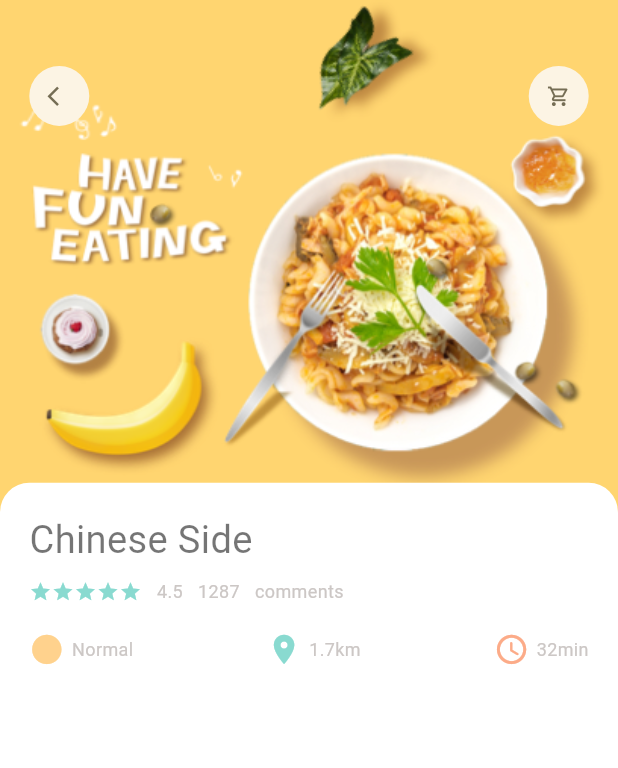
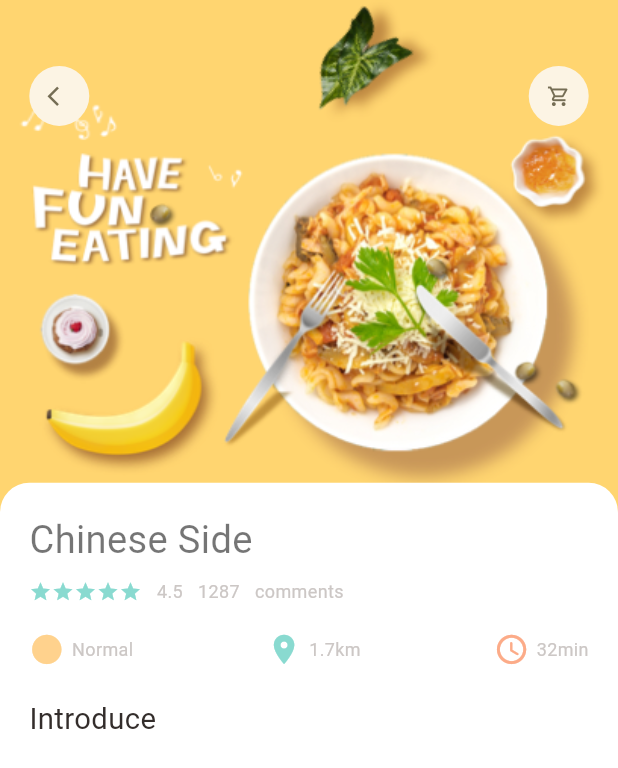
Before and after one commit to AkshayAshokCode/FoodDelivery, a Flutter app: the screen it shows after launch, on a phone screen of 412 x 824 dp. Shown: the top 768 px of the screen. Run offline on Flutter 3.47's test engine with Material 3 defaults, Android fonts, the phone set to English and light mode, and no system bars; our stand-ins replace dots_indicator, get.

Commit message:
add title

```diff
--- a/lib/pages/food/popular_food_detail.dart
+++ b/lib/pages/food/popular_food_detail.dart
@@ -58,7 +58,14 @@ class PopularFoodDetail extends StatelessWidget {
                 ),
                 color: Colors.white
               ),
-              child: AppColumn(text: "Chinese Side"),
+              child: Column(
+                crossAxisAlignment: CrossAxisAlignment.start,
+                children: [
+                  AppColumn(text: "Chinese Side"),
+                  SizedBox(height: Dimensions.height20,),
+                  BigText(text: "Introduce",)
+                ],
+              )
         ))
       ],
     )
```
